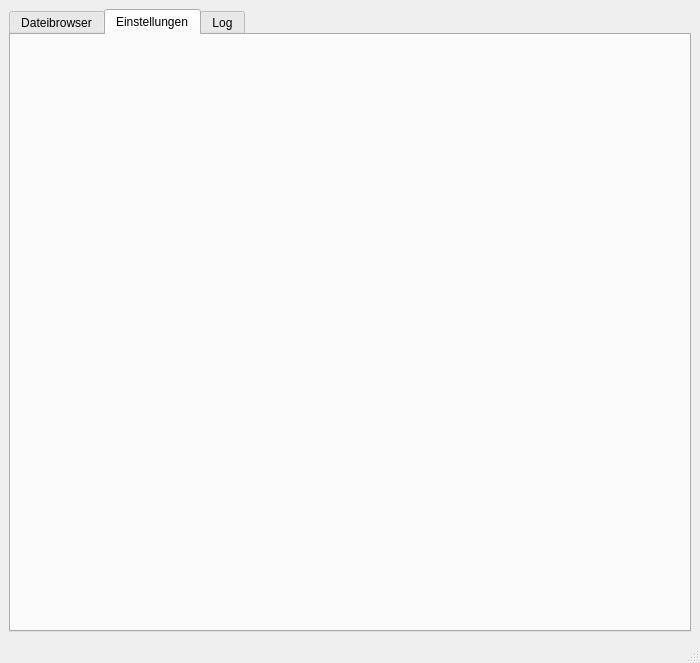
Qt form mymainwindow.ui (RobertKrajewski/Sync-my-L2P) before a commit.
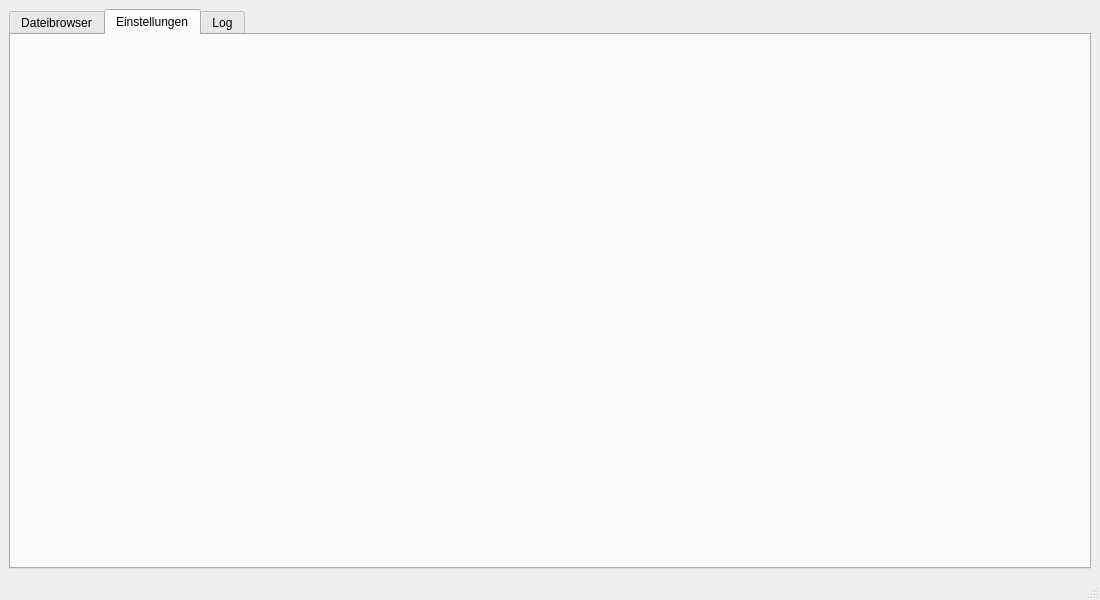
The same form after that commit. Icons and pictures are not drawn. Custom widgets are drawn as their Qt base class.

Diff of the .ui file:
```diff
--- a/mymainwindow.ui
+++ b/mymainwindow.ui
@@ -6,22 +6,22 @@
    <rect>
     <x>0</x>
     <y>0</y>
-    <width>700</width>
-    <height>663</height>
+    <width>1100</width>
+    <height>600</height>
    </rect>
   </property>
+  <property name="sizePolicy">
+   <sizepolicy hsizetype="Preferred" vsizetype="Preferred">
+    <horstretch>0</horstretch>
+    <verstretch>0</verstretch>
+   </sizepolicy>
+  </property>
   <property name="minimumSize">
    <size>
-    <width>700</width>
+    <width>400</width>
     <height>0</height>
    </size>
   </property>
-  <property name="maximumSize">
-   <size>
-    <width>1000</width>
-    <height>16777215</height>
-   </size>
-  </property>
   <property name="windowTitle">
    <string>Sync-my-L²P</string>
   </property>
```
Left out of the diff: 3 changed lines with no effect on the pictures.
